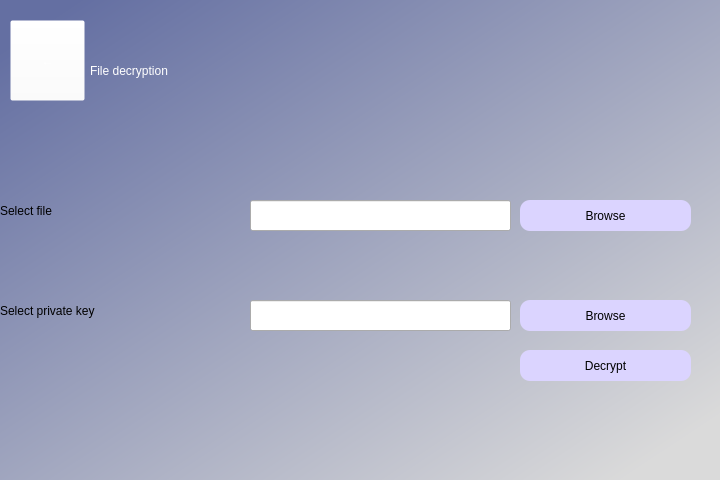
Qt form decryptionWindow.ui (ulxori00/cyber) before a commit.
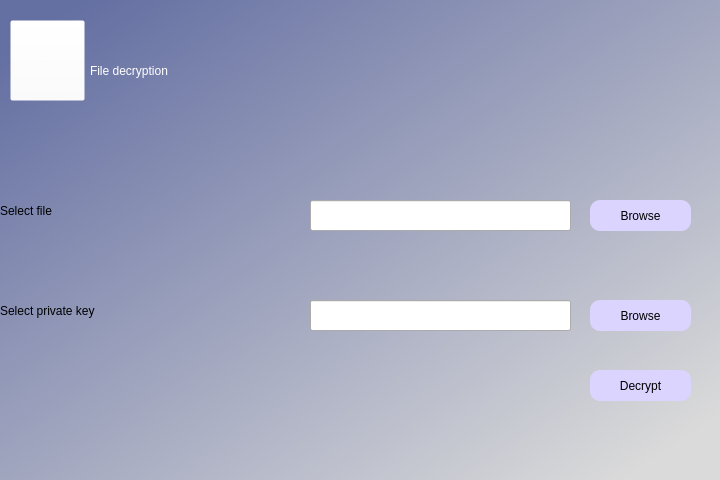
The same form after that commit.

Commit message: window size fix

What changed in the file:
```diff
--- a/decryptionWindow.ui
+++ b/decryptionWindow.ui
@@ -31,7 +31,7 @@
      <rect>
       <x>90</x>
       <y>0</y>
-      <width>461</width>
+      <width>521</width>
       <height>141</height>
      </rect>
     </property>
@@ -48,7 +48,7 @@
      <rect>
       <x>0</x>
       <y>170</y>
-      <width>141</width>
+      <width>241</width>
       <height>81</height>
      </rect>
     </property>
@@ -65,7 +65,7 @@
      <rect>
       <x>0</x>
       <y>270</y>
-      <width>231</width>
+      <width>311</width>
       <height>81</height>
      </rect>
     </property>
@@ -80,9 +80,9 @@
    <widget class="QPushButton" name="file_button">
     <property name="geometry">
      <rect>
-      <x>520</x>
+      <x>590</x>
       <y>200</y>
-      <width>171</width>
+      <width>101</width>
       <height>31</height>
      </rect>
     </property>
@@ -98,9 +98,9 @@
    <widget class="QPushButton" name="key_button">
     <property name="geometry">
      <rect>
-      <x>520</x>
+      <x>590</x>
       <y>300</y>
-      <width>171</width>
+      <width>101</width>
       <height>31</height>
      </rect>
     </property>
@@ -116,7 +116,7 @@
    <widget class="QLineEdit" name="key_line">
     <property name="geometry">
      <rect>
-      <x>250</x>
+      <x>310</x>
       <y>300</y>
       <width>261</width>
       <height>31</height>
@@ -126,7 +126,7 @@
    <widget class="QLineEdit" name="file_line">
     <property name="geometry">
      <rect>
-      <x>250</x>
+      <x>310</x>
       <y>200</y>
       <width>261</width>
       <height>31</height>
@@ -136,9 +136,9 @@
    <widget class="QPushButton" name="submit_button">
     <property name="geometry">
      <rect>
-      <x>520</x>
-      <y>350</y>
-      <width>171</width>
+      <x>590</x>
+      <y>370</y>
+      <width>101</width>
       <height>31</height>
      </rect>
     </property>
```
The commit also changes 2 other files.
